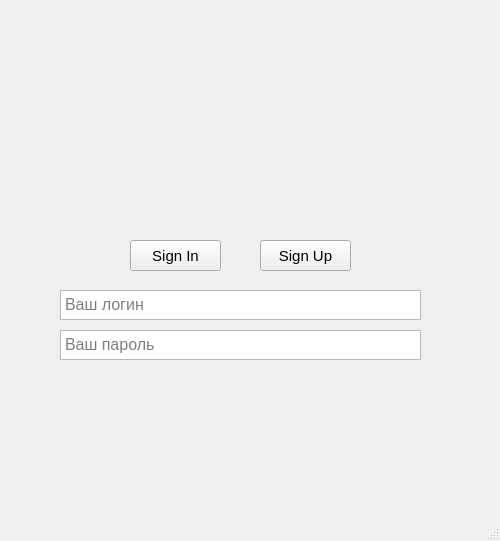
AlbatovK/PyChat, file layout/enter.ui: the form before one commit.
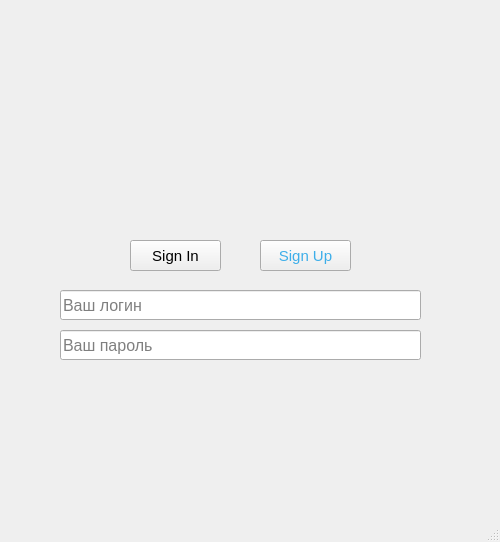
The form after the commit.

The edit to the form file:
```diff
--- a/layout/enter.ui
+++ b/layout/enter.ui
@@ -7,7 +7,7 @@
     <x>0</x>
     <y>0</y>
     <width>500</width>
-    <height>541</height>
+    <height>542</height>
    </rect>
   </property>
   <property name="font">
@@ -35,7 +35,7 @@
      <height>500</height>
     </size>
    </property>
-   <widget class="QTextEdit" name="login_input">
+   <widget class="QLineEdit" name="login_input">
     <property name="geometry">
      <rect>
       <x>60</x>
@@ -59,20 +59,11 @@
     <property name="inputMethodHints">
      <set>Qt::ImhEmailCharactersOnly|Qt::ImhMultiLine|Qt::ImhPreferLatin</set>
     </property>
-    <property name="lineWidth">
-     <number>1</number>
-    </property>
-    <property name="verticalScrollBarPolicy">
-     <enum>Qt::ScrollBarAlwaysOff</enum>
-    </property>
-    <property name="horizontalScrollBarPolicy">
-     <enum>Qt::ScrollBarAlwaysOff</enum>
-    </property>
     <property name="placeholderText">
      <string>Ваш логин</string>
     </property>
    </widget>
-   <widget class="QTextEdit" name="password_input">
+   <widget class="QLineEdit" name="password_input">
     <property name="geometry">
      <rect>
       <x>60</x>
@@ -96,22 +87,6 @@
     <property name="inputMethodHints">
      <set>Qt::ImhDigitsOnly|Qt::ImhEmailCharactersOnly|Qt::ImhHiddenText|Qt::ImhMultiLine|Qt::ImhPreferLatin|Qt::ImhSensitiveData</set>
     </property>
-    <property name="lineWidth">
-     <number>1</number>
-    </property>
-    <property name="verticalScrollBarPolicy">
-     <enum>Qt::ScrollBarAlwaysOff</enum>
-    </property>
-    <property name="horizontalScrollBarPolicy">
-     <enum>Qt::ScrollBarAlwaysOff</enum>
-    </property>
-    <property name="html">
-     <string>&lt;!DOCTYPE HTML PUBLIC &quot;-//W3C//DTD HTML 4.0//EN&quot; &quot;http://www.w3.org/TR/REC-html40/strict.dtd&quot;&gt;
-&lt;html&gt;&lt;head&gt;&lt;meta name=&quot;qrichtext&quot; content=&quot;1&quot; /&gt;&lt;style type=&quot;text/css&quot;&gt;
-p, li { white-space: pre-wrap; }
-&lt;/style&gt;&lt;/head&gt;&lt;body style=&quot; font-family:'Arial'; font-size:12pt; font-weight:400; font-style:normal;&quot;&gt;
-&lt;p style=&quot;-qt-paragraph-type:empty; margin-top:0px; margin-bottom:0px; margin-left:0px; margin-right:0px; -qt-block-indent:0; text-indent:0px;&quot;&gt;&lt;br /&gt;&lt;/p&gt;&lt;/body&gt;&lt;/html&gt;</string>
-    </property>
     <property name="placeholderText">
      <string>Ваш пароль</string>
     </property>
@@ -151,6 +126,9 @@
       <pointsize>11</pointsize>
      </font>
     </property>
+    <property name="styleSheet">
+     <string notr="true">QPushButton {color: #3DAEE9;} </string>
+    </property>
     <property name="inputMethodHints">
      <set>Qt::ImhNone</set>
     </property>
```
Left out of the diff: 2 changed lines with no effect on the pictures.
